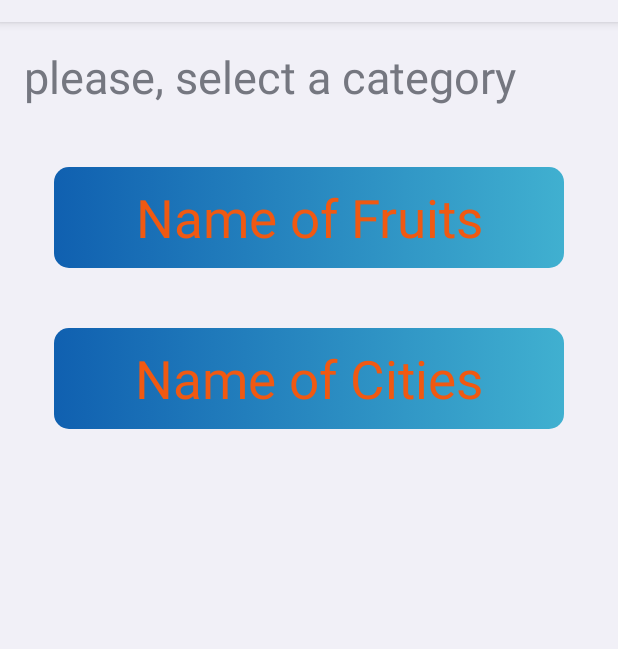
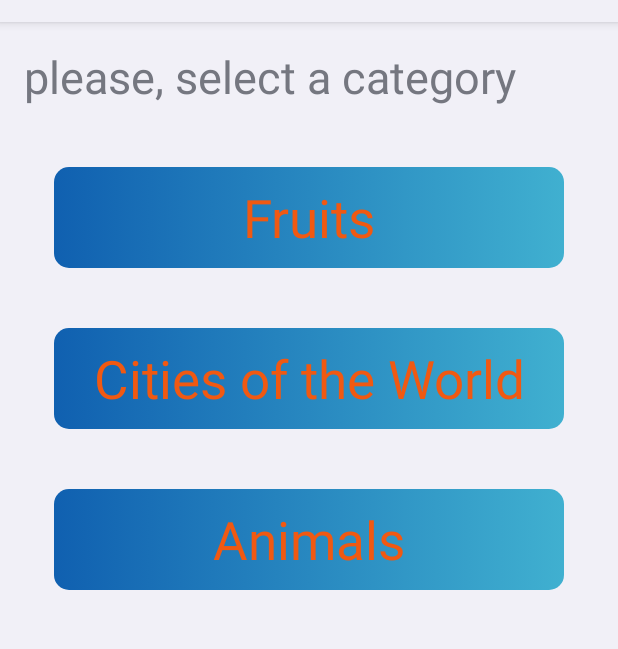
Before and after one commit to MindWithCake/HangSans, an Android app: the screen it shows after launch (StartupActivity), on a phone screen of 412 x 824 dp, the part 62-711 px from its top. Run offline under Robolectric (Android 15) with nearby library versions, the light colour scheme and no system bars.

Commit message:
Added new word category. Added Italian language.

```diff
--- a/app/src/main/java/com/altervista/lemaialone/hangsans/HangFragment.java
+++ b/app/src/main/java/com/altervista/lemaialone/hangsans/HangFragment.java
@@ -55,7 +55,6 @@ public class HangFragment extends Fragment implements OnLetterListener, OnClickL
 		button.setOnClickListener(this);
 		keyView.setLetterListener(this);
 
-//		initQuestion();
 		return rootView;
 	}
 
@@ -101,7 +100,7 @@ public class HangFragment extends Fragment implements OnLetterListener, OnClickL
 
 	private void endGame(boolean win){
 		inGame = false;
-		button.setText(win? "You Win ^^" : "You Lose...");
+		button.setText(win? R.string.win_button : R.string.lose_button);
 		button.setVisibility(View.VISIBLE);
 	}
 }
--- a/app/src/main/java/com/altervista/lemaialone/hangsans/StartupFragment.java
+++ b/app/src/main/java/com/altervista/lemaialone/hangsans/StartupFragment.java
@@ -25,7 +25,7 @@ public class StartupFragment extends Fragment implements View.OnClickListener {
 			TextView view = (TextView)inflater.inflate(R.layout.view_button, layout, false);
 			view.setTag(item);
 			view.setOnClickListener(this);
-			view.setText(item.label);
+			view.setText(item.labelRes);
 			view.setTextColor(getResources().getColor(R.color.orange));
 			layout.addView(view);
 		}
@@ -45,14 +45,15 @@ public class StartupFragment extends Fragment implements View.OnClickListener {
 	}
 
 	private enum CategoryItem{
-		FRUIT("Name of Fruits", R.array.fruits),
-		CITY("Name of Cities", R.array.cities);
+		FRUIT(R.string.category_fruit, R.array.fruits),
+		CITY(R.string.category_city, R.array.cities),
+		ANIMAL(R.string.category_animals, R.array.animals);
 
-		public final String label;
+		public final int labelRes;
 		public final int arrayRes;
 
-		CategoryItem(String label, int arrayRes){
-			this.label = label;
+		CategoryItem(int label, int arrayRes){
+			this.labelRes = label;
 			this.arrayRes = arrayRes;
 		}
 	}
--- a/app/src/main/res/values/arrays.xml
+++ b/app/src/main/res/values/arrays.xml
@@ -7,4 +7,93 @@
         <item>@drawable/hangman3</item>
         <item>@drawable/hangman4</item>
     </array>
+
+    <string-array name="fruits">
+        <item>@string/ORANGE</item>
+        <item>@string/BANANA</item>
+        <item>@string/MANGO</item>
+        <item>@string/APPLE</item>
+        <item>@string/STRAWBERRY</item>
+        <item>@string/WATERMELON</item>
+        <item>@string/PEAR</item>
+        <item>@string/KIWIFRUIT</item>
+        <item>@string/PEACH</item>
+        <item>@string/APRICOT</item>
+        <item>@string/PINEAPPLE</item>
+        <item>@string/TANGERINE</item>
+        <item>@string/POMEGRANATE</item>
+        <item>@string/BLUEBERRY</item>
+        <item>@string/LIME</item>
+        <item>@string/PASSIONFRUIT</item>
+        <item>@string/GRAPEFRUIT</item>
+        <item>@string/RASPBERRY</item>
+        <item>@string/COCONUT</item>
+        <item>@string/AVOCADO</item>
+    </string-array>
+
+    <string-array name="cities">
+        <item>@string/Auckland</item>
+        <item>@string/Beirut</item>
+        <item>@string/Cartagena</item>
+        <item>@string/Dubai</item>
+        <item>@string/Edinburgh</item>
+        <item>@string/Florence</item>
+        <item>@string/Giza</item>
+        <item>@string/Havana</item>
+        <item>@string/Indianapolis</item>
+        <item>@string/Jakarta</item>
+        <item>@string/Kathmandu</item>
+        <item>@string/London</item>
+        <item>@string/Manila</item>
+        <item>@string/NewDelhi</item>
+        <item>@string/Ottawa</item>
+        <item>@string/Paris</item>
+        <item>@string/QuebecCity</item>
+        <item>@string/Rabat</item>
+        <item>@string/Shanghai</item>
+        <item>@string/Tokyo</item>
+        <item>@string/Uppsala</item>
+        <item>@string/Vladivostok</item>
+        <item>@string/Washington</item>
+        <item>@string/Xian</item>
+        <item>@string/Yangon</item>
+        <item>@string/Zurich</item>
+    </string-array>
+
+    <string-array name="animals">
+        <item>@string/Dog</item>
+        <item>@string/Cat</item>
+        <item>@string/Mouse</item>
+        <item>@string/Dormouse</item>
+        <item>@string/Elephant</item>
+        <item>@string/Giraffe</item>
+        <item>@string/Gnu</item>
+        <item>@string/Bison</item>
+        <item>@string/Buffalo</item>
+        <item>@string/Chicken</item>
+        <item>@string/Cow</item>
+        <item>@string/Bull</item>
+        <item>@string/Roster</item>
+        <item>@string/Pig</item>
+        <item>@string/Sheep</item>
+        <item>@string/Horse</item>
+        <item>@string/Bear</item>
+        <item>@string/Monkey</item>
+        <item>@string/Shark</item>
+        <item>@string/Gorilla</item>
+        <item>@string/Snake</item>
+        <item>@string/Spider</item>
+        <item>@string/Bat</item>
+        <item>@string/Lizard</item>
+        <item>@string/Snail</item>
+        <item>@string/Ladybug</item>
+        <item>@string/Butterfly</item>
+        <item>@string/Cockroach</item>
+        <item>@string/Kiwi</item>
+        <item>@string/Kangaroo</item>
+        <item>@string/Flea</item>
+        <item>@string/Deer</item>
+        <item>@string/Gazelle</item>
+        <item>@string/Roe</item>
+    </string-array>
 </resources>
--- a/app/src/main/res/values/strings.xml
+++ b/app/src/main/res/values/strings.xml
@@ -1,59 +1,94 @@
 <resources>
     <string name="app_name">HangSans</string>
-    <string name="hello_world">Hello world!</string>
     <string name="action_settings">Settings</string>
     <string name="full_life">Full life</string>
     <string name="learn_question">please, select a category</string>
+    <string name="win_button">You win ^^</string>
+    <string name="lose_button">You lose…</string>
 
-    <string-array name="fruits">
-        <item>ORANGE</item>
-        <item>BANANA</item>
-        <item>MANGO</item>
-        <item>APPLE</item>
-        <item>STRAWBERRY</item>
-        <item>WATERMELLON</item>
-        <item>PEAR</item>
-        <item>KIWIFRUIT</item>
-        <item>PEACH</item>
-        <item>APRICOT</item>
-        <item>PINEAPPLE</item>
-        <item>TANGERINE</item>
-        <item>POMEGRANATE</item>
-        <item>BLUEBERRY</item>
-        <item>LIME</item>
-        <item>PASSIONFRUIT</item>
-        <item>GRAPEFRUIT</item>
-        <item>RASPBERRY</item>
-        <item>COCONUT</item>
-        <item>AVOCADO</item>
-    </string-array>
+    <string name="ORANGE">ORANGE</string>
+    <string name="BANANA">BANANA</string>
+    <string name="MANGO">MANGO</string>
+    <string name="APPLE">APPLE</string>
+    <string name="STRAWBERRY">STRAWBERRY</string>
+    <string name="WATERMELON">WATERMELON</string>
+    <string name="PEAR">PEAR</string>
+    <string name="KIWIFRUIT">KIWIFRUIT</string>
+    <string name="PEACH">PEACH</string>
+    <string name="APRICOT">APRICOT</string>
+    <string name="PINEAPPLE">PINEAPPLE</string>
+    <string name="TANGERINE">TANGERINE</string>
+    <string name="POMEGRANATE">POMEGRANATE</string>
+    <string name="BLUEBERRY">BLUEBERRY</string>
+    <string name="LIME">LIME</string>
+    <string name="PASSIONFRUIT">PASSIONFRUIT</string>
+    <string name="GRAPEFRUIT">GRAPEFRUIT</string>
+    <string name="RASPBERRY">RASPBERRY</string>
+    <string name="COCONUT">COCONUT</string>
+    <string name="AVOCADO">AVOCADO</string>
 
-    <string-array name="cities">
-        <item>Auckland</item>
-        <item>Beirut</item>
-        <item>Cartagena</item>
-        <item>Dubai</item>
-        <item>Edinburgh</item>
-        <item>Florence</item>
-        <item>Giza</item>
-        <item>Havana</item>
-        <item>Indianapolis</item>
-        <item>Jakarta</item>
-        <item>Kathmandu</item>
-        <item>London</item>
-        <item>Manila</item>
-        <item>NewDelhi</item>
-        <item>Ottawa</item>
-        <item>Paris</item>
-        <item>QuebecCity</item>
-        <item>Rabat</item>
-        <item>Shanghai</item>
-        <item>Tokyo</item>
-        <item>Uppsala</item>
-        <item>Vladivostok</item>
-        <item>Washington</item>
-        <item>Xian</item>
-        <item>Yangon</item>
-        <item>Zurich</item>
-    </string-array>
+    <string name="Auckland">Auckland</string>
+    <string name="Beirut">Beirut</string>
+    <string name="Cartagena">Cartagena</string>
+    <string name="Dubai">Dubai</string>
+    <string name="Edinburgh">Edinburgh</string>
+    <string name="Florence">Florence</string>
+    <string name="Giza">Giza</string>
+    <string name="Havana">Havana</string>
+    <string name="Indianapolis">Indianapolis</string>
+    <string name="Jakarta">Jakarta</string>
+    <string name="Kathmandu">Kathmandu</string>
+    <string name="London">London</string>
+    <string name="Manila">Manila</string>
+    <string name="NewDelhi">NewDelhi</string>
+    <string name="Ottawa">Ottawa</string>
+    <string name="Paris">Paris</string>
+    <string name="QuebecCity">QuebecCity</string>
+    <string name="Rabat">Rabat</string>
+    <string name="Shanghai">Shanghai</string>
+    <string name="Tokyo">Tokyo</string>
+    <string name="Uppsala">Uppsala</string>
+    <string name="Vladivostok">Vladivostok</string>
+    <string name="Washington">Washington</string>
+    <string name="Xian">Xian</string>
+    <string name="Yangon">Yangon</string>
+    <string name="Zurich">Zurich</string>
+
+    <string name="Dog">Dog</string>
+    <string name="Cat">Cat</string>
+    <string name="Mouse">Mouse</string>
+    <string name="Dormouse">Dormouse</string>
+    <string name="Elephant">Elephant</string>
+    <string name="Giraffe">Giraffe</string>
+    <string name="Gnu">Gnu</string>
+    <string name="Bison">Bison</string>
+    <string name="Buffalo">Buffalo</string>
+    <string name="Chicken">Chicken</string>
+    <string name="Cow">Cow</string>
+    <string name="Bull">Bull</string>
+    <string name="Roster">Roster</string>
+    <string name="Pig">Pig</string>
+    <string name="Sheep">Sheep</string>
+    <string name="Horse">Horse</string>
+    <string name="Bear">Bear</string>
+    <string name="Monkey">Monkey</string>
+    <string name="Shark">Shark</string>
+    <string name="Gorilla">Gorilla</string>
+    <string name="Snake">Snake</string>
+    <string name="Spider">Spider</string>
+    <string name="Bat">Bat</string>
+    <string name="Lizard">Lizard</string>
+    <string name="Snail">Snail</string>
+    <string name="Ladybug">Ladybug</string>
+    <string name="Butterfly">Butterfly</string>
+    <string name="Cockroach">Cockroach</string>
+    <string name="Kiwi">Kiwi</string>
+    <string name="Kangaroo">Kangaroo</string>
+    <string name="Flea">Flea</string>
+    <string name="Deer">Deer</string>
+    <string name="Gazelle">Gazelle</string>
+    <string name="Roe">Roe</string>
+    <string name="category_fruit">Fruits</string>
+    <string name="category_animals">Animals</string>
+    <string name="category_city">Cities of the World</string>
 </resources>
```
Also changed, not shown: 2 other files.
